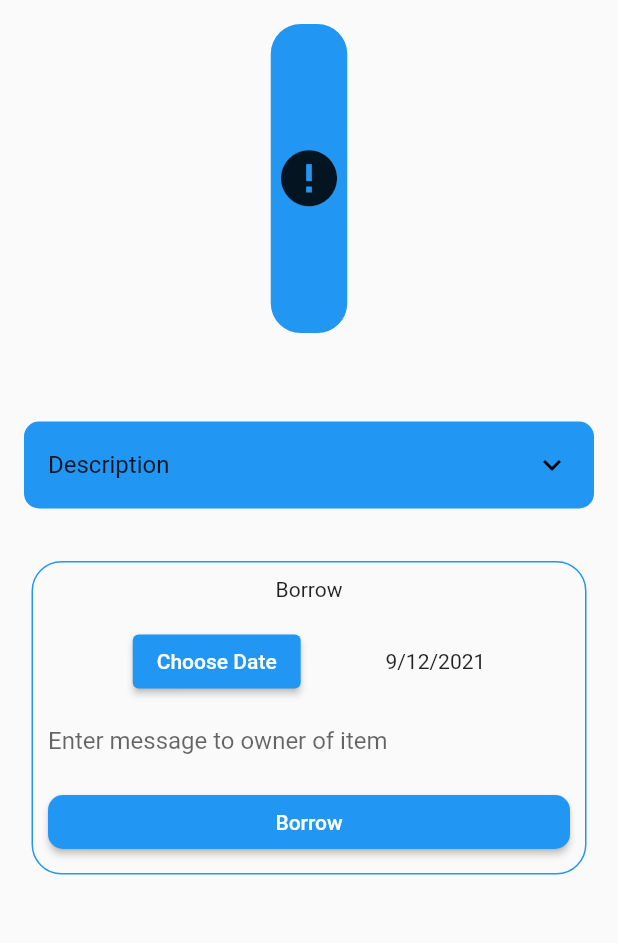
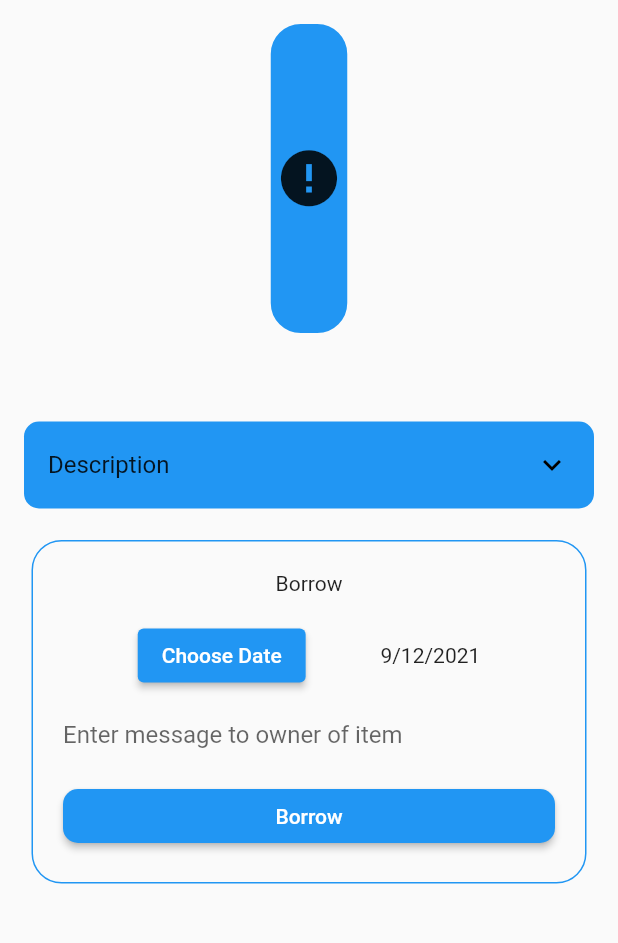
Before and after one commit to Reszkettle/lend-me, a Flutter app: the ItemDetails screen opened directly with empty values, on a phone screen of 412 x 824 dp, the part 84-1027 px from its top. Run offline on Flutter 3.47's test engine with Material 2 defaults, Android fonts, the phone set to English and light mode, and no system bars; drawn by our look-alikes of cached_network_image; our stand-ins replace cloud_firestore, cloud_functions, firebase_auth, firebase_core, firebase_messaging, firebase_storage and 13 more; missing offline and left inert: flutter_facebook_auth, qr_code_scanner; accounts and stored records are empty; network calls fail.

Commit message:
Increase padding

```diff
--- a/frontend/lendme/lib/screens/other/scanner/result.dart
+++ b/frontend/lendme/lib/screens/other/scanner/result.dart
@@ -78,7 +78,7 @@ class _ItemDetailsState extends State<ItemDetails> {
       const SizedBox(height: 16.0),
       _title(item),
       if (item?.description != null) _description(context, item),
-      const SizedBox(height: 30.0),
+      const SizedBox(height: 16.0),
       _borrow(context, item)
     ]);
   }
@@ -86,7 +86,7 @@ class _ItemDetailsState extends State<ItemDetails> {
   Widget _borrow(BuildContext context, Item? item) {
     return Container(
         margin: const EdgeInsets.all(5.0),
-        padding: const EdgeInsets.all(10.0),
+        padding: const EdgeInsets.all(20.0),
         decoration: BoxDecoration(
           border: Border.all(
             color: Colors.blue,
```
